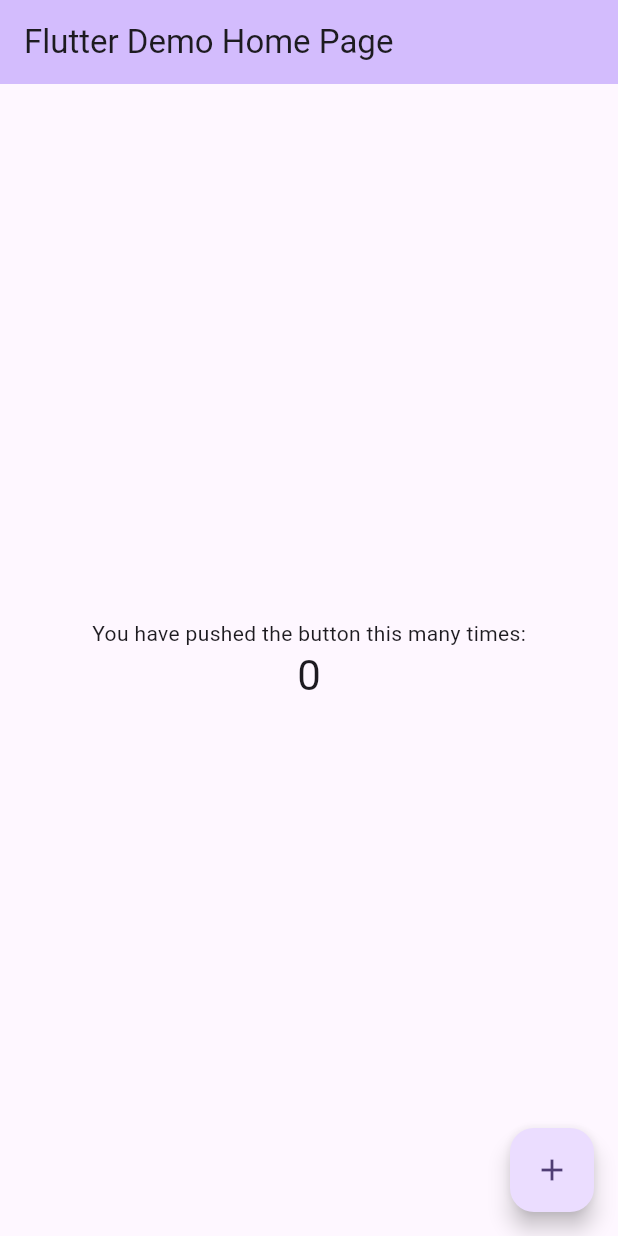
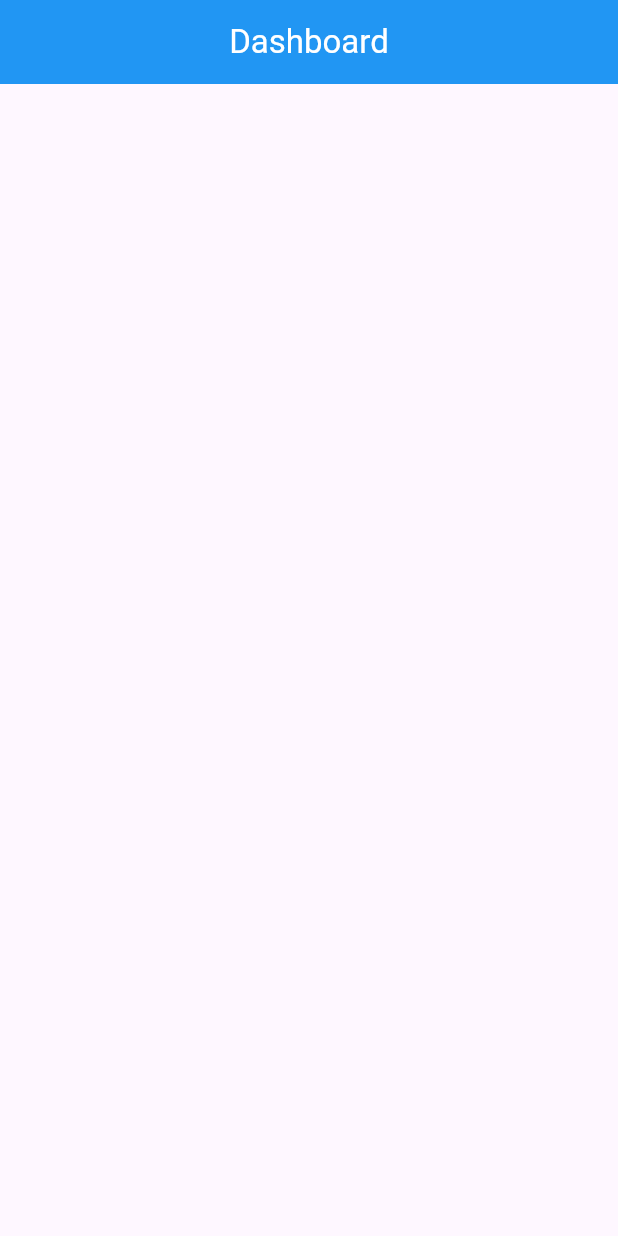
Before and after one commit to KaueRian/ADS, a Flutter app: the screen it shows after launch, on a phone screen of 412 x 824 dp. Run offline on Flutter 3.47's test engine with Material 3 defaults, Android fonts, the phone set to English and light mode, and no system bars; our stand-ins replace adaptive_dialog, dio.

Commit message:
Create files and folders

```diff
--- a/MOBILE I/simulado/simulado/lib/main.dart
+++ b/MOBILE I/simulado/simulado/lib/main.dart
@@ -1,125 +1,11 @@
 import 'package:flutter/material.dart';
+import 'screens/dashboard.dart';
 
-void main() {
-  runApp(const MyApp());
+void main () {
+  runApp(MaterialApp(
+    initialRoute: '/dashboard',
+    routes: {
+      '/dashboard': (context) => Dashboard(),
+    },
+  ));
 }
-
-class MyApp extends StatelessWidget {
-  const MyApp({super.key});
-
-  // This widget is the root of your application.
-  @override
-  Widget build(BuildContext context) {
-    return MaterialApp(
-      title: 'Flutter Demo',
-      theme: ThemeData(
-        // This is the theme of your application.
-        //
-        // TRY THIS: Try running your application with "flutter run". You'll see
-        // the application has a purple toolbar. Then, without quitting the app,
-        // try changing the seedColor in the colorScheme below to Colors.green
-        // and then invoke "hot reload" (save your changes or press the "hot
-        // reload" button in a Flutter-supported IDE, or press "r" if you used
-        // the command line to start the app).
-        //
-        // Notice that the counter didn't reset back to zero; the application
-        // state is not lost during the reload. To reset the state, use hot
-        // restart instead.
-        //
-        // This works for code too, not just values: Most code changes can be
-        // tested with just a hot reload.
-        colorScheme: ColorScheme.fromSeed(seedColor: Colors.deepPurple),
-        useMaterial3: true,
-      ),
-      home: const MyHomePage(title: 'Flutter Demo Home Page'),
-    );
-  }
-}
-
-class MyHomePage extends StatefulWidget {
-  const MyHomePage({super.key, required this.title});
-
-  // This widget is the home page of your application. It is stateful, meaning
-  // that it has a State object (defined below) that contains fields that affect
-  // how it looks.
-
-  // This class is the configuration for the state. It holds the values (in this
-  // case the title) provided by the parent (in this case the App widget) and
-  // used by the build method of the State. Fields in a Widget subclass are
-  // always marked "final".
-
-  final String title;
-
-  @override
-  State<MyHomePage> createState() => _MyHomePageState();
-}
-
-class _MyHomePageState extends State<MyHomePage> {
-  int _counter = 0;
-
-  void _incrementCounter() {
-    setState(() {
-      // This call to setState tells the Flutter framework that something has
-      // changed in this State, which causes it to rerun the build method below
-      // so that the display can reflect the updated values. If we changed
-      // _counter without calling setState(), then the build method would not be
-      // called again, and so nothing would appear to happen.
-      _counter++;
-    });
-  }
-
-  @override
-  Widget build(BuildContext context) {
-    // This method is rerun every time setState is called, for instance as done
-    // by the _incrementCounter method above.
-    //
-    // The Flutter framework has been optimized to make rerunning build methods
-    // fast, so that you can just rebuild anything that needs updating rather
-    // than having to individually change instances of widgets.
-    return Scaffold(
-      appBar: AppBar(
-        // TRY THIS: Try changing the color here to a specific color (to
-        // Colors.amber, perhaps?) and trigger a hot reload to see the AppBar
-        // change color while the other colors stay the same.
-        backgroundColor: Theme.of(context).colorScheme.inversePrimary,
-        // Here we take the value from the MyHomePage object that was created by
-        // the App.build method, and use it to set our appbar title.
-        title: Text(widget.title),
-      ),
-      body: Center(
-        // Center is a layout widget. It takes a single child and positions it
-        // in the middle of the parent.
-        child: Column(
-          // Column is also a layout widget. It takes a list of children and
-          // arranges them vertically. By default, it sizes itself to fit its
-          // children horizontally, and tries to be as tall as its parent.
-          //
-          // Column has various properties to control how it sizes itself and
-          // how it positions its children. Here we use mainAxisAlignment to
-          // center the children vertically; the main axis here is the vertical
-          // axis because Columns are vertical (the cross axis would be
-          // horizontal).
-          //
-          // TRY THIS: Invoke "debug painting" (choose the "Toggle Debug Paint"
-          // action in the IDE, or press "p" in the console), to see the
-          // wireframe for each widget.
-          mainAxisAlignment: MainAxisAlignment.center,
-          children: <Widget>[
-            const Text(
-              'You have pushed the button this many times:',
-            ),
-            Text(
-              '$_counter',
-              style: Theme.of(context).textTheme.headlineMedium,
-            ),
-          ],
-        ),
-      ),
-      floatingActionButton: FloatingActionButton(
-        onPressed: _incrementCounter,
-        tooltip: 'Increment',
-        child: const Icon(Icons.add),
-      ), // This trailing comma makes auto-formatting nicer for build methods.
-    );
-  }
-}
--- /dev/null
+++ b/MOBILE I/simulado/simulado/lib/screens/dashboard.dart
@@ -0,0 +1,28 @@
+import 'package:flutter/material.dart';
+import 'package:simulado/widgets/colors.dart';
+
+class Dashboard extends StatefulWidget {
+  const Dashboard({super.key});
+
+  @override
+  State<Dashboard> createState() => _DashboardState();
+}
+
+class _DashboardState extends State<Dashboard> {
+  @override
+  Widget build(BuildContext context) {
+    return Scaffold(
+      appBar: AppBar(
+        title: Text('Dashboard'),
+        centerTitle: true,
+        backgroundColor: Cores.backgroundColor,
+        foregroundColor: Cores.foregroundColor,
+      ),
+      body: Column(
+        children: [
+
+        ],
+      ),
+    );
+  }
+}
```
Also changed, not shown: MOBILE I/simulado/simulado/lib/models/cards.dart (added, +21 -0 lines), MOBILE I/simulado/simulado/lib/screens/api_consumer.dart (added, +23 -0 lines), MOBILE I/simulado/simulado/lib/screens/crypto_prices.dart (added, +23 -0 lines), MOBILE I/simulado/simulado/lib/screens/guessing_game.dart (added, +22 -0 lines), MOBILE I/simulado/simulado/lib/screens/motivational_phrases.dart (added, +22 -0 lines), MOBILE I/simulado/simulado/lib/widgets/colors.dart (added, +14 -0 lines), 1 other file.
